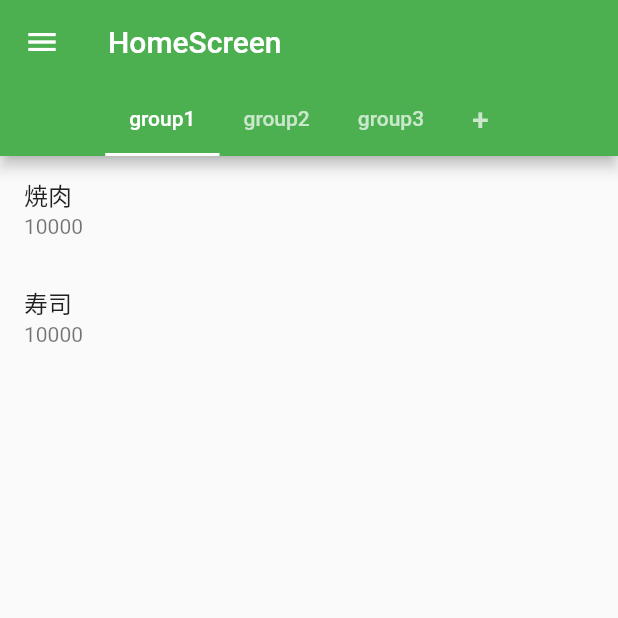
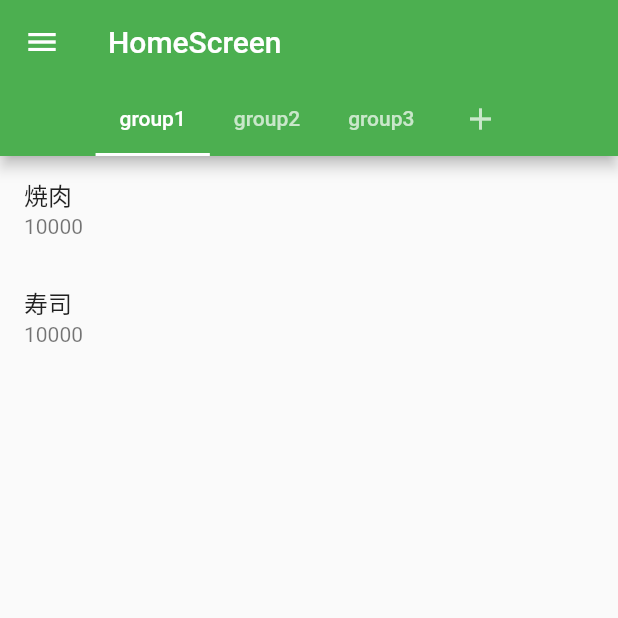
Before and after one commit to RYO1223/warikan, a Flutter app: the screen it shows after launch, on a phone screen of 412 x 824 dp, the top half of it. Run offline on Flutter 3.47's test engine with Material 2 defaults, Android fonts, the phone set to English and light mode, and no system bars.

Commit message:
refactor: addButtonをアイコンに

```diff
--- a/lib/src/features/home/home.dart
+++ b/lib/src/features/home/home.dart
@@ -24,9 +24,7 @@ class _HomeScreenState extends State<HomeScreen> {
             tabs: _groupsProvider.groups
                 .map((group) => Tab(text: group.name))
                 .toList()
-              ..add(
-                const Tab(child: Text('+', style: TextStyle(fontSize: 20))),
-              ),
+              ..add(const Tab(icon: Icon(Icons.add))),
             isScrollable: true,
           ),
         ),
```
